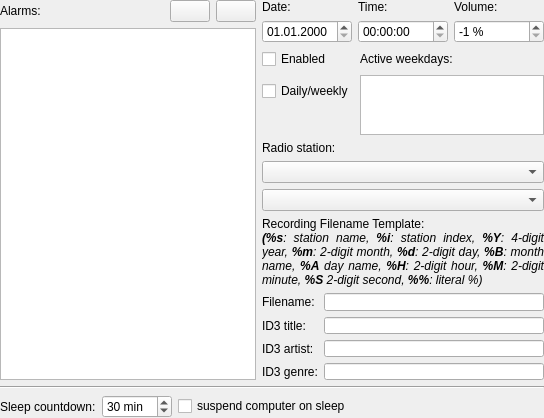
First picture: the form in plugins/timecontrol/timecontrol-configuration-ui.ui, repository pbek/kradio, before the edit.
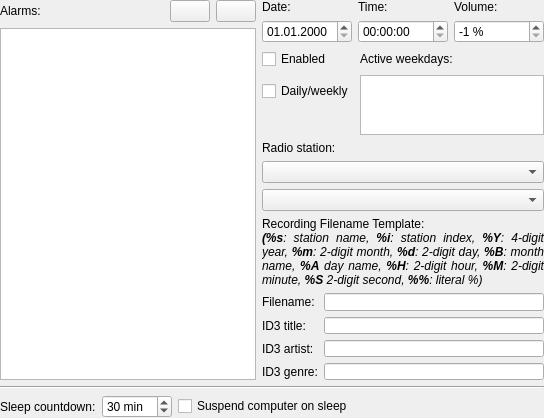
Second picture: the form after the edit. Custom widgets are drawn as their Qt base class.

The edit to the form file:
```diff
--- a/plugins/timecontrol/timecontrol-configuration-ui.ui
+++ b/plugins/timecontrol/timecontrol-configuration-ui.ui
@@ -45,7 +45,7 @@
      <item>
       <widget class="QCheckBox" name="cbSuspendOnSleep">
        <property name="text">
-        <string>suspend computer on sleep</string>
+        <string>Suspend computer on sleep</string>
        </property>
       </widget>
      </item>
```
